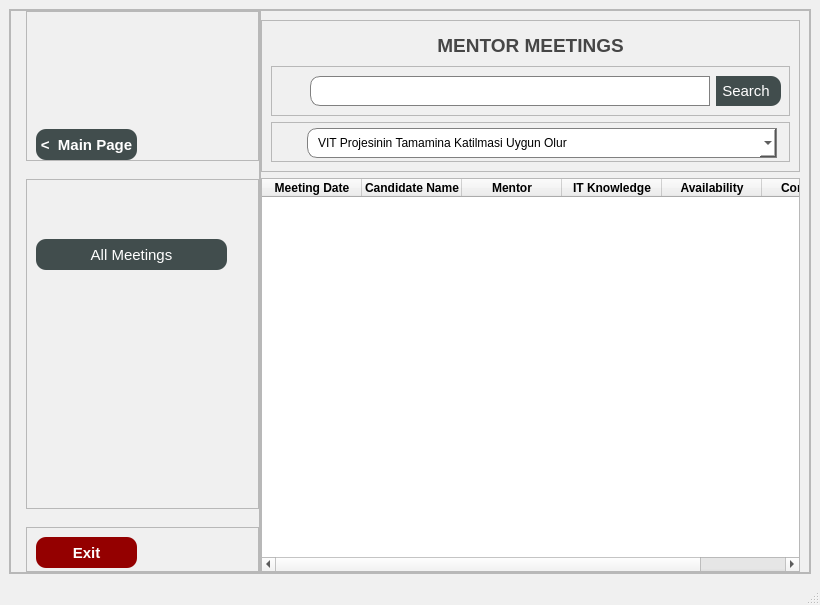
First picture: the form in UI_Files/ui_files_designer/mentor_menu.ui, repository aydinfahr/CRM-Customer-Relationship-Management-, before the edit.
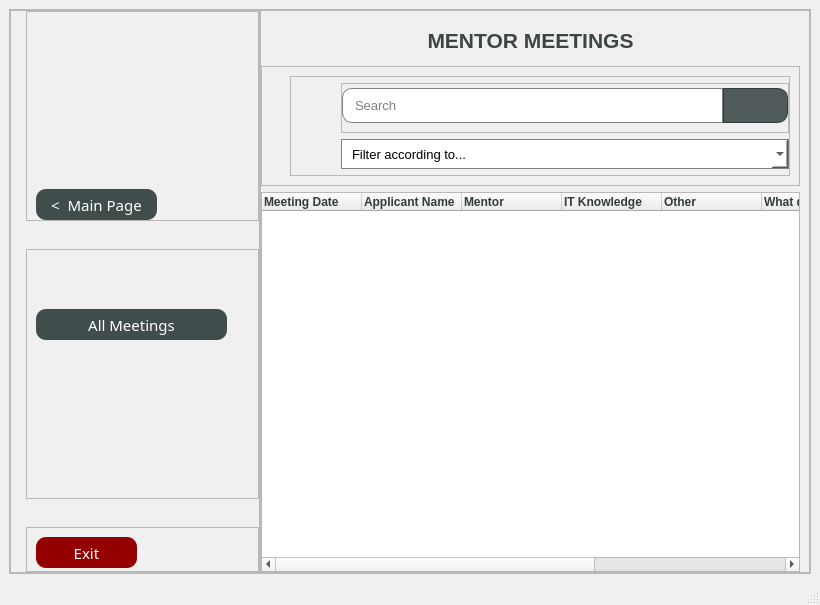
Second picture: the form after the edit. Icons and pictures are not drawn.

Commit message: mentor page is completed

```diff
--- a/UI_Files/ui_files_designer/mentor_menu.ui
+++ b/UI_Files/ui_files_designer/mentor_menu.ui
@@ -97,7 +97,7 @@
             <property name="minimumSize">
              <size>
               <width>0</width>
-              <height>150</height>
+              <height>210</height>
              </size>
             </property>
             <property name="frameShape">
@@ -106,7 +106,7 @@
             <property name="frameShadow">
              <enum>QFrame::Raised</enum>
             </property>
-            <layout class="QVBoxLayout" name="verticalLayout_5">
+            <layout class="QVBoxLayout" name="verticalLayout_5" stretch="0,0,0">
              <property name="spacing">
               <number>6</number>
              </property>
@@ -161,20 +161,21 @@
               <widget class="QPushButton" name="pushButtonBackMainPage">
                <property name="minimumSize">
                 <size>
-                 <width>101</width>
+                 <width>121</width>
                  <height>31</height>
                 </size>
                </property>
                <property name="maximumSize">
                 <size>
-                 <width>101</width>
+                 <width>121</width>
                  <height>31</height>
                 </size>
                </property>
                <property name="font">
                 <font>
+                 <family>Arial Rounded MT Bold</family>
                  <pointsize>11</pointsize>
-                 <bold>true</bold>
+                 <bold>false</bold>
                 </font>
                </property>
                <property name="styleSheet">
@@ -221,7 +222,7 @@
             <property name="minimumSize">
              <size>
               <width>221</width>
-              <height>330</height>
+              <height>250</height>
              </size>
             </property>
             <property name="frameShape">
@@ -241,6 +242,7 @@
              </property>
              <property name="font">
               <font>
+               <family>Arial Rounded MT Bold</family>
                <pointsize>11</pointsize>
                <bold>false</bold>
               </font>
@@ -319,8 +321,9 @@
              </property>
              <property name="font">
               <font>
+               <family>Arial Rounded MT Bold</family>
                <pointsize>11</pointsize>
-               <bold>true</bold>
+               <bold>false</bold>
               </font>
              </property>
              <property name="styleSheet">
@@ -367,7 +370,7 @@
          <property name="frameShadow">
           <enum>QFrame::Raised</enum>
          </property>
-         <layout class="QVBoxLayout" name="verticalLayout">
+         <layout class="QVBoxLayout" name="verticalLayout" stretch="0,0,1">
           <property name="leftMargin">
            <number>0</number>
           </property>
@@ -375,41 +378,29 @@
            <number>0</number>
           </property>
           <item>
-           <widget class="QFrame" name="frameTopRight">
+           <widget class="QLabel" name="label">
             <property name="minimumSize">
              <size>
               <width>0</width>
-              <height>100</height>
+              <height>40</height>
              </size>
             </property>
-            <property name="layoutDirection">
-             <enum>Qt::LeftToRight</enum>
-            </property>
-            <property name="frameShape">
-             <enum>QFrame::StyledPanel</enum>
-            </property>
-            <property name="frameShadow">
-             <enum>QFrame::Raised</enum>
-            </property>
-            <layout class="QVBoxLayout" name="verticalLayout_3">
-             <item>
-              <widget class="QLabel" name="labelHeader">
-               <property name="minimumSize">
+            <property name="maximumSize">
                 <size>
-                 <width>300</width>
-                 <height>30</height>
+              <width>16777215</width>
+              <height>40</height>
                 </size>
                </property>
                <property name="font">
                 <font>
                  <family>Arial</family>
-                 <pointsize>14</pointsize>
+              <pointsize>16</pointsize>
                  <bold>true</bold>
                 </font>
                </property>
                <property name="styleSheet">
-                <string notr="true">letter-spacing: 0.1em;
-color: rgb(70, 70, 70);</string>
+             <string notr="true">letter-spacing: 0.2em;
+color: rgb(60, 70, 70);</string>
                </property>
                <property name="text">
                 <string>MENTOR MEETINGS</string>
@@ -417,21 +408,21 @@
                <property name="alignment">
                 <set>Qt::AlignCenter</set>
                </property>
+            <property name="indent">
+             <number>-1</number>
+            </property>
               </widget>
              </item>
              <item>
-              <widget class="QFrame" name="frameSearch">
+           <widget class="QFrame" name="frameTopRight">
                <property name="minimumSize">
                 <size>
-                 <width>500</width>
-                 <height>50</height>
-                </size>
-               </property>
-               <property name="maximumSize">
-                <size>
-                 <width>1000</width>
-                 <height>50</height>
-                </size>
+              <width>0</width>
+              <height>100</height>
+             </size>
+            </property>
+            <property name="layoutDirection">
+             <enum>Qt::LeftToRight</enum>
                </property>
                <property name="frameShape">
                 <enum>QFrame::StyledPanel</enum>
@@ -439,13 +430,7 @@
                <property name="frameShadow">
                 <enum>QFrame::Raised</enum>
                </property>
-               <layout class="QHBoxLayout" name="horizontalLayout" stretch="1,5,1,1">
-                <property name="leftMargin">
-                 <number>30</number>
-                </property>
-                <property name="rightMargin">
-                 <number>0</number>
-                </property>
+            <layout class="QHBoxLayout" name="horizontalLayout_3" stretch="1,3">
                 <item>
                  <spacer name="horizontalSpacer">
                   <property name="orientation">
@@ -460,11 +445,86 @@
                  </spacer>
                 </item>
                 <item>
+              <widget class="QFrame" name="frame_6">
+               <property name="minimumSize">
+                <size>
+                 <width>500</width>
+                 <height>100</height>
+                </size>
+               </property>
+               <property name="maximumSize">
+                <size>
+                 <width>1300</width>
+                 <height>100</height>
+                </size>
+               </property>
+               <property name="frameShape">
+                <enum>QFrame::StyledPanel</enum>
+               </property>
+               <property name="frameShadow">
+                <enum>QFrame::Raised</enum>
+               </property>
+               <layout class="QVBoxLayout" name="verticalLayout_6">
+                <property name="spacing">
+                 <number>0</number>
+                </property>
+                <property name="leftMargin">
+                 <number>50</number>
+                </property>
+                <property name="topMargin">
+                 <number>0</number>
+                </property>
+                <property name="rightMargin">
+                 <number>0</number>
+                </property>
+                <property name="bottomMargin">
+                 <number>0</number>
+                </property>
+                <item>
+                 <widget class="QFrame" name="frameSearch">
+                  <property name="minimumSize">
+                   <size>
+                    <width>430</width>
+                    <height>50</height>
+                   </size>
+                  </property>
+                  <property name="maximumSize">
+                   <size>
+                    <width>665</width>
+                    <height>50</height>
+                   </size>
+                  </property>
+                  <property name="frameShape">
+                   <enum>QFrame::StyledPanel</enum>
+                  </property>
+                  <property name="frameShadow">
+                   <enum>QFrame::Raised</enum>
+                  </property>
+                  <layout class="QHBoxLayout" name="horizontalLayout">
+                   <property name="spacing">
+                    <number>0</number>
+                   </property>
+                   <property name="leftMargin">
+                    <number>0</number>
+                   </property>
+                   <property name="topMargin">
+                    <number>0</number>
+                   </property>
+                   <property name="rightMargin">
+                    <number>0</number>
+                   </property>
+                   <item>
                  <widget class="QLineEdit" name="lineEditSearch">
+                     <property name="sizePolicy">
+                      <sizepolicy hsizetype="Preferred" vsizetype="Fixed">
+                       <horstretch>0</horstretch>
+                       <verstretch>0</verstretch>
+                      </sizepolicy>
+                     </property>
                   <property name="minimumSize">
                    <size>
-                    <width>400</width>
-                    <height>30</height>
+                       <width>0</width>
+                       <height>35</height>
                    </size>
                   </property>
                   <property name="maximumSize">
@@ -473,6 +533,11 @@
                     <height>30</height>
                    </size>
                   </property>
+                     <property name="font">
+                      <font>
+                       <pointsize>10</pointsize>
+                      </font>
+                     </property>
                   <property name="styleSheet">
                    <string notr="true">QLineEdit {
  background-color: white;
@@ -490,6 +555,12 @@
                   <property name="text">
                    <string/>
                   </property>
+                     <property name="placeholderText">
+                      <string>Search</string>
+                     </property>
+                     <property name="clearButtonEnabled">
+                      <bool>false</bool>
+                     </property>
                  </widget>
                 </item>
                 <item>
@@ -497,7 +568,7 @@
                   <property name="minimumSize">
                    <size>
                     <width>65</width>
-                    <height>30</height>
+                       <height>35</height>
                    </size>
                   </property>
                   <property name="maximumSize">
@@ -512,12 +583,17 @@
                    </font>
                   </property>
                   <property name="styleSheet">
-                   <string notr="true">QPushButton {
-background-color: rgb(65, 77, 77);
-color: rgb(255, 255, 255);
+                      <string notr="true">
+
+QPushButton {
+
+
+ background-color: rgb(80, 90, 90);
+
  border-bottom-right-radius: 10px;
  border-top-right-radius: 10px;
  padding-right: 5px;
+ border: 1px solid rgb(50, 60, 60);
 }
 
 QPushButton:hover {
@@ -532,91 +608,59 @@
 }</string>
                   </property>
                   <property name="text">
-                   <string>Search</string>
-                  </property>
-                 </widget>
-                </item>
-                <item>
-                 <spacer name="horizontalSpacer_2">
-                  <property name="orientation">
-                   <enum>Qt::Horizontal</enum>
-                  </property>
-                  <property name="sizeHint" stdset="0">
+                      <string/>
+                     </property>
+                     <property name="icon">
+                      <iconset>
+                       <normaloff>../../icons/search_white.png</normaloff>../../icons/search_white.png</iconset>
+                     </property>
+                     <property name="iconSize">
                    <size>
-                    <width>40</width>
+                       <width>20</width>
                     <height>20</height>
                    </size>
                   </property>
-                 </spacer>
+                    </widget>
                 </item>
                </layout>
               </widget>
-             </item>
-             <item>
-              <widget class="QFrame" name="frame_6">
-               <property name="minimumSize">
-                <size>
-                 <width>500</width>
-                 <height>40</height>
-                </size>
-               </property>
-               <property name="maximumSize">
-                <size>
-                 <width>1000</width>
-                 <height>40</height>
-                </size>
-               </property>
-               <property name="frameShape">
-                <enum>QFrame::StyledPanel</enum>
-               </property>
-               <property name="frameShadow">
-                <enum>QFrame::Raised</enum>
-               </property>
-               <layout class="QHBoxLayout" name="horizontalLayout_3">
-                <property name="leftMargin">
-                 <number>32</number>
-                </property>
-                <property name="topMargin">
-                 <number>5</number>
-                </property>
-                <item>
-                 <spacer name="horizontalSpacer_3">
-                  <property name="orientation">
-                   <enum>Qt::Horizontal</enum>
-                  </property>
-                  <property name="sizeHint" stdset="0">
-                   <size>
-                    <width>40</width>
-                    <height>20</height>
-                   </size>
-                  </property>
-                 </spacer>
                 </item>
                 <item>
                  <widget class="QComboBox" name="comboBox">
                   <property name="minimumSize">
                    <size>
-                    <width>470</width>
+                    <width>400</width>
                     <height>30</height>
                    </size>
                   </property>
+                  <property name="maximumSize">
+                   <size>
+                    <width>665</width>
+                    <height>30</height>
+                   </size>
+                  </property>
+                  <property name="font">
+                   <font>
+                    <pointsize>10</pointsize>
+                   </font>
+                  </property>
                   <property name="styleSheet">
                    <string notr="true">QComboBox {
  background-color: white;
- border-bottom-left-radius: 10px;
- border-top-left-radius: 10px;
  padding-left: 10px;
  border: 1px solid gray;
-
 }
 
 QComboBox:hover {
 border-color: black;
 }</string>
                   </property>
+                  <property name="placeholderText">
+                   <string>Filter according to...</string>
+                  </property>
                   <item>
                    <property name="text">
-                    <string>VIT Projesinin Tamamina Katilmasi Uygun Olur</string>
+                    <string>  VIT projesinin tamamına katılması uygun olur</string>
                    </property>
                   </item>
                   <item>
@@ -634,21 +678,28 @@
                     <string>VIT Projesi Kapsaminda...</string>
                    </property>
                   </item>
-                 </widget>
+                  <item>
+                   <property name="text">
+                    <string>  VIT projesi kapsamında direkt ITPH a yönlendirilmesi uygun olur.</string>
+                   </property>
                 </item>
                 <item>
-                 <spacer name="horizontalSpacer_4">
-                  <property name="orientation">
-                   <enum>Qt::Horizontal</enum>
-                  </property>
-                  <property name="sizeHint" stdset="0">
-                   <size>
-                    <width>40</width>
-                    <height>20</height>
-                   </size>
-                  </property>
-                 </spacer>
-                </item>
+                   <property name="text">
+                    <string>  VIT projesi ingilizce eğitimi alıp ITPH a yönlendirilmesi uygun olur</string>
+                   </property>
+                  </item>
+                  <item>
+                   <property name="text">
+                    <string>  Direk Bireysel Kocluk Ile Ise yonlendirilmesi Uygundur.</string>
+                   </property>
+                  </item>
+                  <item>
+                   <property name="text">
+                    <string>  Diger</string>
+                   </property>
+                  </item>
+                 </widget>
+                </item>
                </layout>
               </widget>
              </item>
@@ -659,10 +710,14 @@
            <widget class="QTableWidget" name="tableWidgetCandidates">
             <property name="font">
              <font>
+              <family>Segoe UI</family>
               <pointsize>9</pointsize>
               <bold>false</bold>
              </font>
             </property>
+            <property name="styleSheet">
+             <string notr="true">color: rgb(50, 60, 60);</string>
+            </property>
             <column>
              <property name="text">
               <string>Meeting Date</string>
@@ -672,16 +727,22 @@
                <bold>true</bold>
               </font>
              </property>
+             <property name="textAlignment">
+              <set>AlignLeading|AlignVCenter</set>
+             </property>
             </column>
             <column>
              <property name="text">
-              <string>Candidate Name</string>
+              <string>Applicant Name</string>
              </property>
              <property name="font">
               <font>
                <bold>true</bold>
               </font>
              </property>
+             <property name="textAlignment">
+              <set>AlignLeading|AlignVCenter</set>
+             </property>
             </column>
             <column>
              <property name="text">
@@ -692,6 +753,9 @@
                <bold>true</bold>
               </font>
              </property>
+             <property name="textAlignment">
+              <set>AlignLeading|AlignVCenter</set>
+             </property>
             </column>
             <column>
              <property name="text">
@@ -702,6 +766,35 @@
                <bold>true</bold>
               </font>
              </property>
+             <property name="textAlignment">
+              <set>AlignLeading|AlignVCenter</set>
+             </property>
+            </column>
+            <column>
+             <property name="text">
+              <string>Other</string>
+             </property>
+             <property name="font">
+              <font>
+               <bold>true</bold>
+              </font>
+             </property>
+             <property name="textAlignment">
+              <set>AlignLeading|AlignVCenter</set>
+             </property>
+            </column>
+            <column>
+             <property name="text">
+              <string>What do you think about he applicant?</string>
+             </property>
+             <property name="font">
+              <font>
+               <bold>true</bold>
+              </font>
+             </property>
+             <property name="textAlignment">
+              <set>AlignLeading|AlignVCenter</set>
+             </property>
             </column>
             <column>
              <property name="text">
@@ -712,6 +805,9 @@
                <bold>true</bold>
               </font>
              </property>
+             <property name="textAlignment">
+              <set>AlignLeading|AlignVCenter</set>
+             </property>
             </column>
             <column>
              <property name="text">
@@ -722,6 +818,9 @@
                <bold>true</bold>
               </font>
              </property>
+             <property name="textAlignment">
+              <set>AlignLeading|AlignVCenter</set>
+             </property>
             </column>
            </widget>
           </item>
```
Left out of the diff: 17 changed lines with no effect on the pictures. Lines whose indentation alone changed are shown as unchanged. The commit also changes 36 other files.
